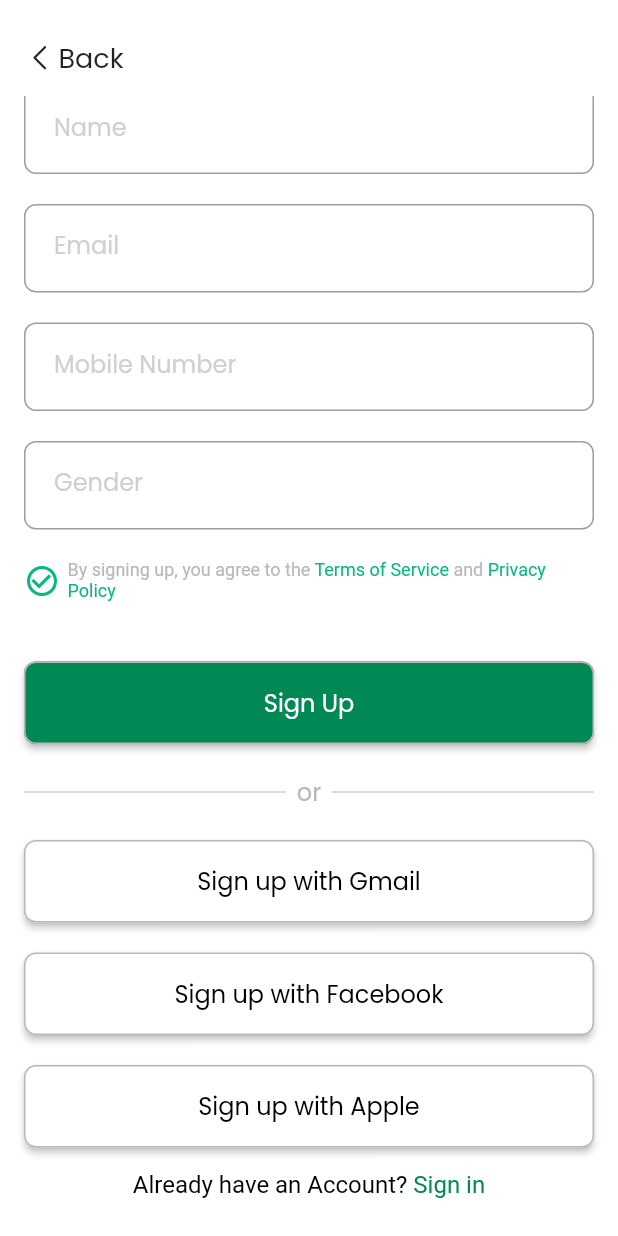
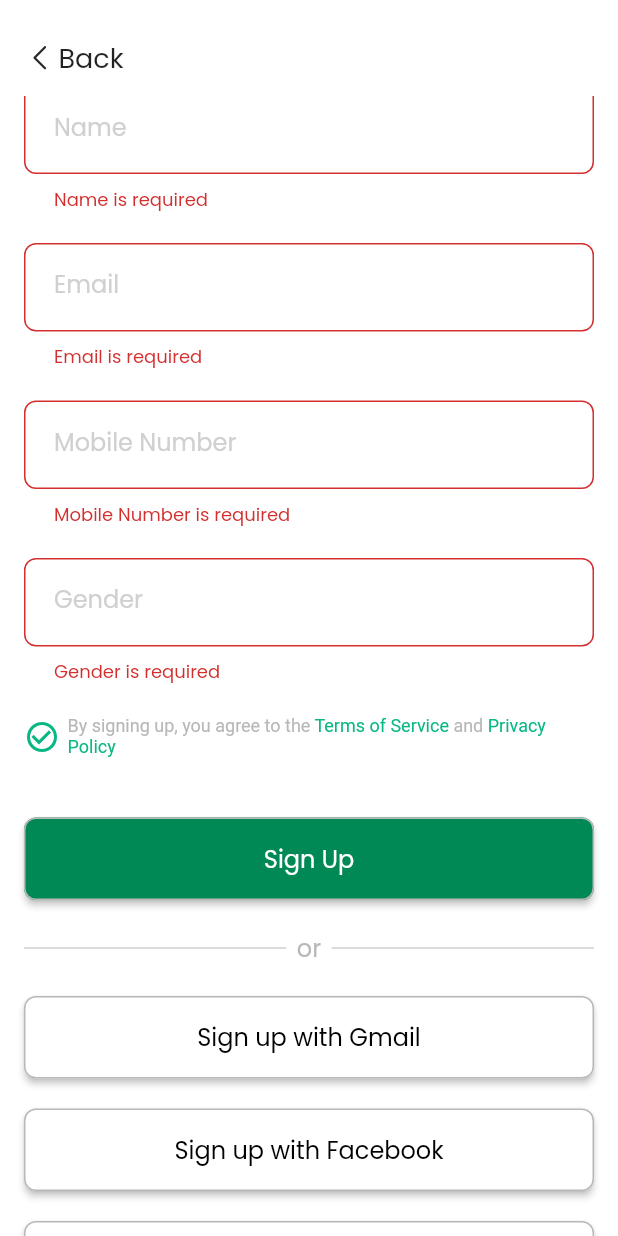
Before and after one commit to ALIRAZA17/EaseTour, a Flutter app: the screen it shows after launch, scrolled down 139 dp, after a tap on "Sign Up", on a phone screen of 412 x 824 dp. Run offline on Flutter 3.47's test engine with Material 2 defaults, Android fonts, the phone set to English and light mode, and no system bars; our stand-ins replace firebase_core, flutter_svg, get, stacked; accounts and stored records are empty.

```diff
--- a/lib/common/widgets/textFields/app_text_field.dart
+++ b/lib/common/widgets/textFields/app_text_field.dart
@@ -2,9 +2,17 @@ import 'package:ease_tour/common/resources/constants/styles.dart';
 import 'package:flutter/material.dart';
 
 class AppTextField extends StatelessWidget {
-  const AppTextField({super.key, required this.label});
+  const AppTextField(
+      {super.key,
+      required this.label,
+      required this.keyboardType,
+      required this.controller,
+      required this.validator});
 
   final String label;
+  final TextInputType keyboardType;
+  final TextEditingController controller;
+  final String Function(String?) validator;
 
   @override
   Widget build(BuildContext context) {
@@ -36,6 +44,9 @@ class AppTextField extends StatelessWidget {
           bottom: 18,
         ),
       ),
+      keyboardType: keyboardType,
+      controller: controller,
+      validator: validator,
     );
   }
 }
--- a/lib/main.dart
+++ b/lib/main.dart
@@ -5,7 +5,14 @@ import 'package:flutter/material.dart';
 import 'package:get/get.dart';
 import 'package:provider/provider.dart';
 
-void main() {
+import 'package:firebase_core/firebase_core.dart';
+import 'firebase_options.dart';
+
+Future<void> main() async {
+  WidgetsFlutterBinding.ensureInitialized();
+  await Firebase.initializeApp(
+    options: DefaultFirebaseOptions.currentPlatform,
+  );
   runApp(const MyApp());
 }
 
--- a/lib/screens/signup/ui_signup_screen.dart
+++ b/lib/screens/signup/ui_signup_screen.dart
@@ -5,8 +5,29 @@ import 'package:ease_tour/common/widgets/textFields/app_text_field.dart';
 import 'package:flutter/material.dart';
 import 'package:flutter/gestures.dart';
 
-class SignUpScreen extends StatelessWidget {
+class SignUpScreen extends StatefulWidget {
   const SignUpScreen({super.key});
+
+  @override
+  State<SignUpScreen> createState() => _SignUpScreenState();
+}
+
+class _SignUpScreenState extends State<SignUpScreen> {
+  final formKey = GlobalKey<FormState>();
+
+  final nameController = TextEditingController();
+  final emailController = TextEditingController();
+  final contactController = TextEditingController();
+  final genderController = TextEditingController();
+
+  @override
+  void dispose() {
+    super.dispose();
+    nameController.dispose();
+    emailController.dispose();
+    contactController.dispose();
+    genderController.dispose();
+  }
 
   @override
   Widget build(BuildContext context) {
@@ -30,29 +51,78 @@ class SignUpScreen extends StatelessWidget {
                 height: 30,
               ),
               Form(
+                key: formKey,
                 child: Column(
                   crossAxisAlignment: CrossAxisAlignment.stretch,
                   children: [
-                    const AppTextField(
+                    AppTextField(
                       label: "Name",
+                      keyboardType: TextInputType.name,
+                      controller: nameController,
+                      validator: (value) {
+                        if (value == null || value.isEmpty) {
+                          return 'Name is required';
+                        } else if (!RegExp(r'^[a-z A-Z]').hasMatch(
+                          value,
+                        )) {
+                          return "Enter Correct Name";
+                        }
+                        return "";
+                      },
                     ),
                     const SizedBox(
                       height: 20,
                     ),
-                    const AppTextField(
+                    AppTextField(
                       label: "Email",
+                      keyboardType: TextInputType.emailAddress,
+                      controller: emailController,
+                      validator: (value) {
+                        if (value == null || value.isEmpty) {
+                          return 'Email is required';
+                        } else if (!RegExp(
+                                r'^([a-zA-Z0-9._%-]+@[a-zA-Z0-9.-]+\.[a-zA-Z]{2,})')
+                            .hasMatch(
+                          value,
+                        )) {
+                          return "Enter a valid email address";
+                        }
+                        return "";
+                      },
                     ),
                     const SizedBox(
                       height: 20,
                     ),
-                    const AppTextField(
+                    AppTextField(
                       label: "Mobile Number",
+                      keyboardType: TextInputType.number,
+                      controller: contactController,
+                      validator: (value) {
+                        if (value == null || value.isEmpty) {
+                          return 'Mobile Number is required';
+                        } else if (!RegExp(
+                                r'^((\+92)|(0092))-{0,1}\d{3}-{0,1}\d{7}$|^\d{11}$|^\d{4}-\d{7}')
+                            .hasMatch(
+                          value,
+                        )) {
+                          return "Enter valid mobile number";
+                        }
+                        return "";
+                      },
                     ),
                     const SizedBox(
                       height: 20,
                     ),
-                    const AppTextField(
+                    AppTextField(
                       label: "Gender",
+                      keyboardType: TextInputType.number,
+                      controller: genderController,
+                      validator: (value) {
+                        if (value == null || value.isEmpty) {
+                          return 'Gender is required';
+                        }
+                        return "";
+                      },
                     ),
                     const SizedBox(
                       height: 20,
@@ -119,7 +189,9 @@ class SignUpScreen extends StatelessWidget {
                     ),
                     AppTextButton(
                       text: "Sign Up",
-                      onTap: () {},
+                      onTap: () {
+                        if (formKey.currentState!.validate()) {}
+                      },
                       color: Styles.buttonColorPrimary,
                     ),
                     const SizedBox(
--- a/pubspec.yaml
+++ b/pubspec.yaml
@@ -39,6 +39,7 @@ dependencies:
   flutter_svg: ^1.1.6
   provider: ^6.0.5
   get: ^4.6.5
+  firebase_core: ^2.15.1
 
 dev_dependencies:
   flutter_test:
```
Also changed, not shown: lib/firebase_options.dart (added), pubspec.lock, 8 other files.
